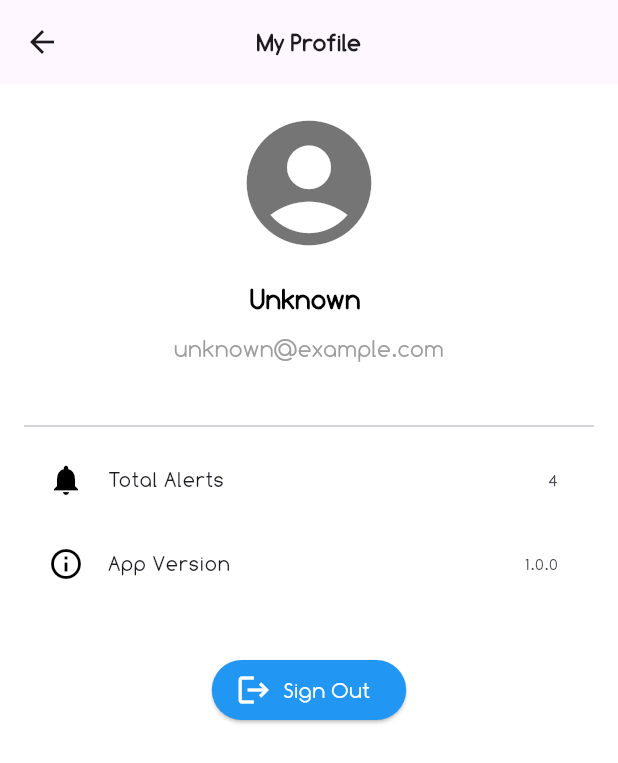
After one commit to Abdualsslam/SmartProductTracker, a Flutter app: the HomeView screen opened by its route, after a tap on the "account circle" icon, on a phone screen of 412 x 824 dp. The commit adds this screen. Shown: the top 763 px of the screen. Run offline on Flutter 3.47's test engine with Material 3 defaults, Android fonts, the phone set to English and light mode, and no system bars; our stand-ins replace audioplayers, cached_network_image, cloud_firestore, dartz, dio, equatable and 8 more; missing offline and left inert: data_connection_checker_tv, flutter_notie; accounts and stored records are empty.

Commit message:
add user page

```diff
--- a/lib/featuers/auth/presentation/widgets/custom_signin_form.dart
+++ b/lib/featuers/auth/presentation/widgets/custom_signin_form.dart
@@ -52,7 +52,7 @@ class CustomSignInForm extends StatelessWidget {
               ),
               const SizedBox(height: 16),
               const ForgotPasswordTextWidget(),
-              const SizedBox(height: 102),
+              const SizedBox(height: 32),
               state is SigninLoadingState
                   ? CircularProgressIndicator(color: AppColors.primary)
                   : CustomBtn(
--- a/lib/featuers/home/Presentation/home_view.dart
+++ b/lib/featuers/home/Presentation/home_view.dart
@@ -8,6 +8,7 @@ import 'package:smart_product_tracker/featuers/alerts/presentation/cubit/alert_c
 import 'package:smart_product_tracker/featuers/alerts/presentation/cubit/alert_state.dart';
 import 'package:smart_product_tracker/featuers/home/Presentation/cubit/home_cubit.dart';
 import 'package:smart_product_tracker/featuers/home/Presentation/cubit/home_state.dart';
+import 'package:smart_product_tracker/featuers/home/Presentation/user_profile_view.dart';
 import 'package:smart_product_tracker/featuers/home/Presentation/widgets/product_card.dart';
 import 'package:audioplayers/audioplayers.dart';
 import 'package:smart_product_tracker/featuers/home/domain/entities/product_entity.dart';
@@ -60,12 +61,10 @@ class _HomeViewState extends State<HomeView> {
                 );
               },
             ),
-
-            // زر تسجيل الخروج
             IconButton(
-              icon: Icon(Icons.logout),
+              icon: const Icon(Icons.account_circle),
               onPressed: () {
-                customNavigate(context, '/signIn');
+                Navigator.of(context).push(MaterialPageRoute(builder: (_) => const UserProfileView()));
               },
             ),
           ],
--- a/lib/featuers/home/Presentation/product_details_view.dart
+++ b/lib/featuers/home/Presentation/product_details_view.dart
@@ -42,7 +42,7 @@ class ProductDetailsView extends StatelessWidget {
             const SizedBox(height: 4),
             Text(product.description ?? 'No Description'),
             const SizedBox(height: 20),
-            if (alert != null && alert!.productId == product.id && product.originalPrice <= alert!.targetPrice) ...[
+            if (alert != null && alert!.productId == product.id) ...[
               const SizedBox(height: 30),
               Text(
                 'An alert is set when the price reaches: \$${alert!.targetPrice.toStringAsFixed(2)}',
--- /dev/null
+++ b/lib/featuers/home/Presentation/user_profile_view.dart
@@ -0,0 +1,141 @@
+import 'package:firebase_auth/firebase_auth.dart';
+import 'package:firebase_core/firebase_core.dart';
+import 'package:flutter/material.dart';
+import 'package:smart_product_tracker/core/functions/navigation/navigation.dart';
+import 'package:smart_product_tracker/core/utils/helpers/helper_functions.dart';
+import 'package:hive/hive.dart';
+
+class UserProfileView extends StatelessWidget {
+  const UserProfileView({super.key});
+
+  @override
+  Widget build(BuildContext context) {
+    final isDark = HelperFunctions.isDarkMode(context);
+    final userBox = Hive.box('userBox');
+
+    final firstName = userBox.get('first_name', defaultValue: 'Unknown');
+    final lastName = userBox.get('last_name', defaultValue: '');
+    final email = userBox.get('email', defaultValue: 'unknown@example.com');
+
+    return Scaffold(
+      appBar: AppBar(title: const Text('My Profile'), centerTitle: true),
+      body: Padding(
+        padding: const EdgeInsets.all(16.0),
+        child: Column(
+          crossAxisAlignment: CrossAxisAlignment.center,
+          children: [
+            Icon(Icons.account_circle, size: 100, color: isDark ? Colors.white70 : Colors.black54),
+            const SizedBox(height: 16),
+
+            // اسم المستخدم
+            Text('$firstName $lastName', style: Theme.of(context).textTheme.headlineSmall),
+
+            const SizedBox(height: 8),
+
+            // البريد الإلكتروني
+            Text(email, style: Theme.of(context).textTheme.titleMedium?.copyWith(color: Colors.grey)),
+
+            const SizedBox(height: 32),
+
+            // أي عناصر إضافية تحب تضيفها هنا
+            const Divider(),
+            ListTile(
+              leading: Icon(Icons.notifications, color: isDark ? Colors.white : Colors.black),
+              title: Text("Total Alerts"),
+              trailing: Text("4"), // لاحقًا نجيب العدد من AlertCubit مثلاً
+            ),
+
+            // مثال آخر
+            ListTile(
+              leading: Icon(Icons.info_outline, color: isDark ? Colors.white : Colors.black),
+              title: Text("App Version"),
+              trailing: Text("1.0.0"),
+            ),
+            const SizedBox(height: 32),
+            ElevatedButton.icon(
+              onPressed: () async {
+                print('+++++++++++++++0');
+
+                final userBox = Hive.box('userBox');
+
+                try {
+                  await FirebaseAuth.instance.signOut();
+                  await userBox.clear(); // امسح بيانات المستخدم
+                  if (context.mounted) {
+                    customNavigate(context, '/signIn');
+                  }
+                } catch (e) {
+                  print('❌ Error signing out: $e');
+                }
+              },
+              icon: const Icon(Icons.logout, size: 24, color: Colors.white),
+              label: Text("Sign Out", style: TextStyle(fontSize: 15, color: Colors.white)),
+              style: ElevatedButton.styleFrom(backgroundColor: isDark ? Colors.red : Colors.blue),
+            ),
+          ],
+        ),
+      ),
+    );
+  }
+}
+
+// class UserProfileView extends StatelessWidget {
+//   const UserProfileView({super.key});
+
+//   @override
+//   Widget build(BuildContext context) {
+//     final isDark = HelperFunctions.isDarkMode(context);
+//     final user = FirebaseAuth.instance.currentUser;
+
+//     return Scaffold(
+//       appBar: AppBar(title: const Text("Your Profile"), centerTitle: true),
+//       body: BlocBuilder<AlertCubit, AlertState>(
+//         builder: (context, state) {
+//           int alertCount = 0;
+//           if (state is AlertLoaded) {
+//             alertCount = state.alerts.length;
+//           }
+
+//           return Padding(
+//             padding: const EdgeInsets.all(16),
+//             child: Column(
+//               crossAxisAlignment: CrossAxisAlignment.center,
+//               children: [
+//                 Icon(Icons.account_circle, size: 100, color: isDark ? Colors.white70 : Colors.black54),
+//                 const SizedBox(height: 24),
+//                 Text(user?.email ?? "No email found", style: Theme.of(context).textTheme.headlineSmall, textAlign: TextAlign.center),
+//                 const SizedBox(height: 24),
+//                 Container(
+//                   padding: const EdgeInsets.all(16),
+//                   decoration: BoxDecoration(color: isDark ? Colors.grey[800] : Colors.grey[200], borderRadius: BorderRadius.circular(16)),
+//                   child: Row(
+//                     mainAxisAlignment: MainAxisAlignment.spaceBetween,
+//                     children: [
+//                       const Text("Total Alerts", style: TextStyle(fontSize: 18)),
+//                       Text("$alertCount", style: const TextStyle(fontSize: 18, fontWeight: FontWeight.bold)),
+//                     ],
+//                   ),
+//                 ),
+//                 const SizedBox(height: 32),
+//                 ElevatedButton.icon(
+//                   onPressed: () async {
+//                     // زر تسجيل الخروج
+//                     IconButton(
+//                       icon: Icon(Icons.logout),
+//                       onPressed: () {
+//                         customNavigate(context, '/signIn');
+//                       },
+//                     );
+//                   },
+//                   icon: const Icon(Icons.logout),
+//                   label: const Text("Sign Out"),
+//                   style: ElevatedButton.styleFrom(backgroundColor: Colors.red),
+//                 ),
+//               ],
+//             ),
+//           );
+//         },
+//       ),
+//     );
+//   }
+// }
--- a/lib/featuers/home/Presentation/widgets/product_card.dart
+++ b/lib/featuers/home/Presentation/widgets/product_card.dart
@@ -41,7 +41,7 @@ class ProductCard extends StatelessWidget {
           },
           child: Container(
             height: 130,
-            margin: const EdgeInsets.symmetric(vertical: 8, horizontal: 44),
+            margin: EdgeInsets.symmetric(vertical: 8, horizontal: HelperFunctions.screenWidth(context) * 0.07),
             decoration: BoxDecoration(
               borderRadius: BorderRadius.circular(12),
               color: isDark ? Color.fromARGB(255, 27, 27, 31) : Colors.white60,
--- a/lib/main.dart
+++ b/lib/main.dart
@@ -17,6 +17,7 @@ void main() async {
 
   await Hive.openBox<ProductModel>('productsBox'); // ✅ بعدها افتح البوكس
 
+  await Hive.openBox('userBox');
   await Firebase.initializeApp(options: DefaultFirebaseOptions.currentPlatform);
 
   await setupLocator(); // ⛔ مهم: لا تستدعي setupLocator قبل فتح البوكس
```
Also changed, not shown: lib/featuers/auth/presentation/auth_cubit/cubit/auth_cubit.dart (+29 -2 lines).
